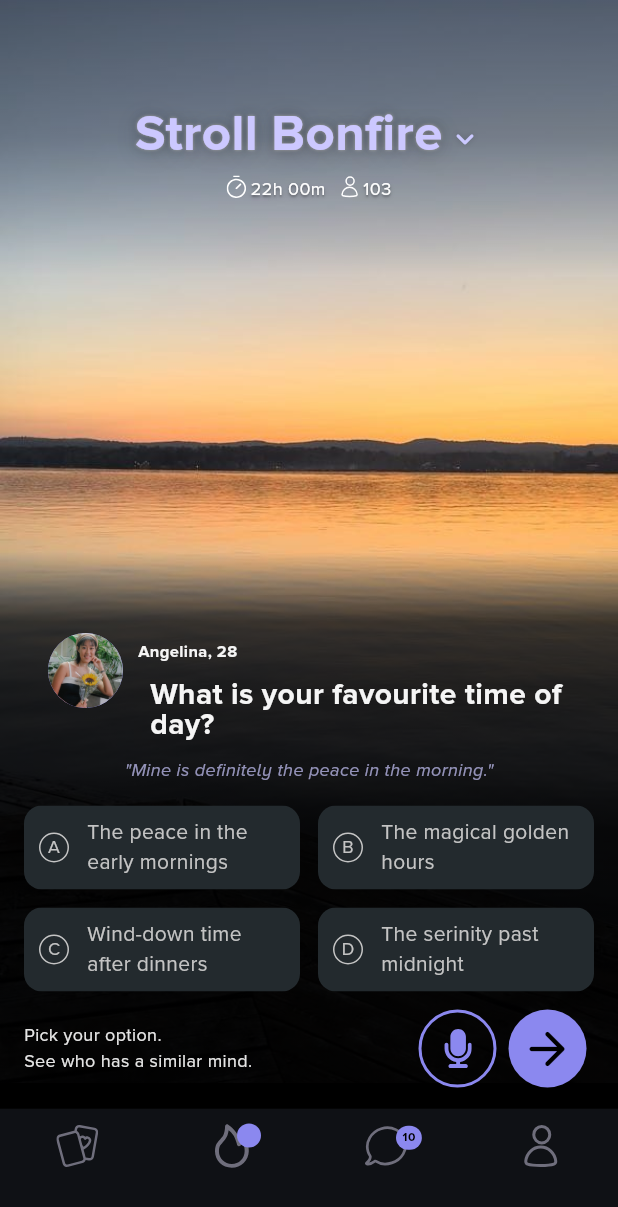
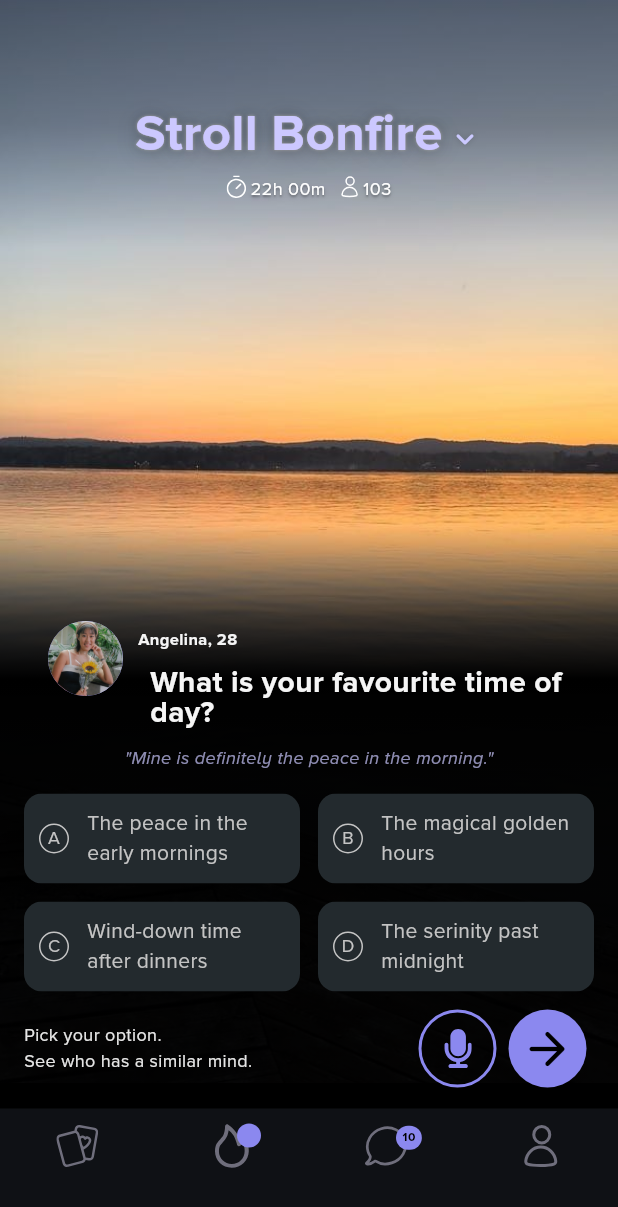
Before and after one commit to Lidin-Alby/stroll_interview, a Flutter app: the screen it shows after launch, on a phone screen of 412 x 824 dp. Shown: the top 1207 px of the screen. Run offline on Flutter 3.47's test engine with Material 3 defaults, Android fonts, the phone set to English and light mode, and no system bars; our stand-ins replace flutter_bloc, flutter_svg.

Commit message:
shadow tweaks

```diff
--- a/lib/screens/screen1.dart
+++ b/lib/screens/screen1.dart
@@ -167,25 +167,22 @@ class Screen1 extends StatelessWidget {
 
               Container(
                 alignment: Alignment.bottomCenter,
-                padding: EdgeInsets.only(top: 40),
+                padding: EdgeInsets.only(top: 70),
 
                 decoration: BoxDecoration(
                   color: Colors.black,
                   gradient: LinearGradient(
                     begin: Alignment.topCenter,
                     end: Alignment.bottomCenter,
+                    stops: [0.05, 0.2, 0.3, 1, 1],
                     colors: [
                       Color.fromRGBO(0, 0, 0, 0.0),
                       Color.fromRGBO(0, 0, 0, 0.7),
-                      Color.fromRGBO(0, 0, 0, 0.8),
-                      Color.fromRGBO(0, 0, 0, 0.8),
+
+                      Color.fromRGBO(0, 0, 0, 1),
 
                       Color.fromRGBO(0, 0, 0, 0.9),
-                      Color.fromRGBO(0, 0, 0, 0.9),
-
-                      Color.fromRGBO(0, 0, 0, 0.9),
-                      Color.fromRGBO(0, 0, 0, 0.9),
-                      Color.fromRGBO(0, 0, 0, 0.9),
+                      Color.fromRGBO(0, 0, 0, 0.1),
                     ],
                   ),
                 ),
--- a/lib/widgets/multiple_choice_button.dart
+++ b/lib/widgets/multiple_choice_button.dart
@@ -31,7 +31,10 @@ class MultipleChoiceButton extends StatelessWidget {
             },
             borderRadius: BorderRadius.circular(12),
             child: Ink(
-              padding: EdgeInsets.symmetric(horizontal: 10, vertical: 8),
+              padding: EdgeInsets.symmetric(
+                horizontal: 10,
+                vertical: selectedAnswer == value ? 8 : 10,
+              ),
               decoration: BoxDecoration(
                 border:
                     selectedAnswer == value
```
